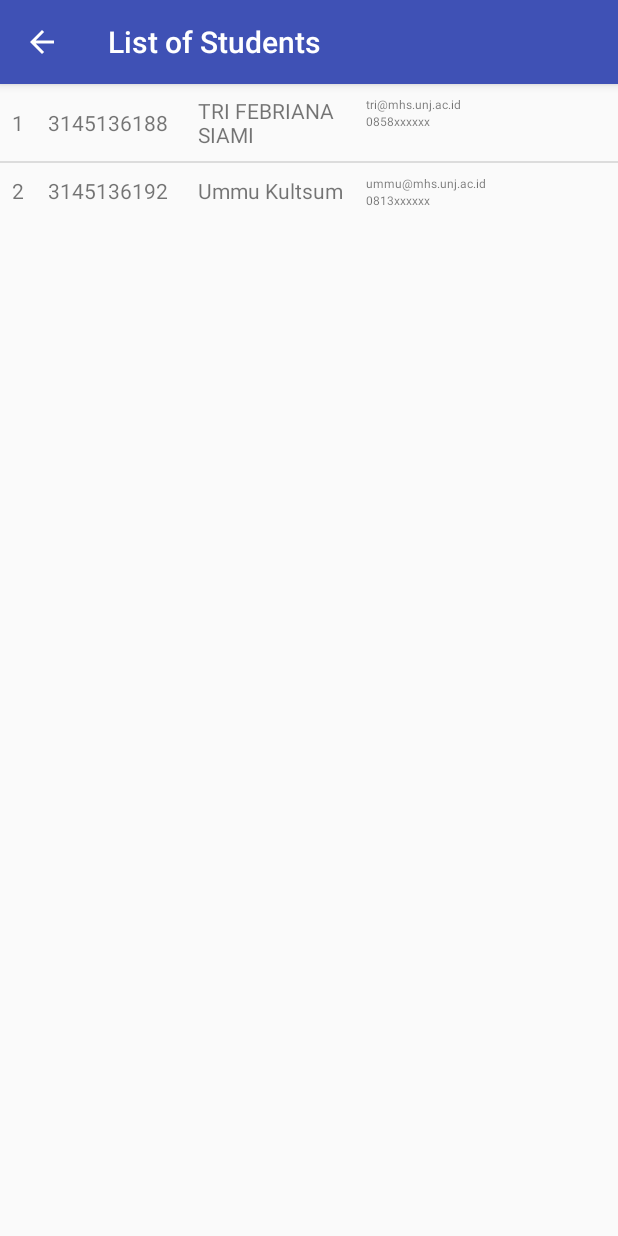
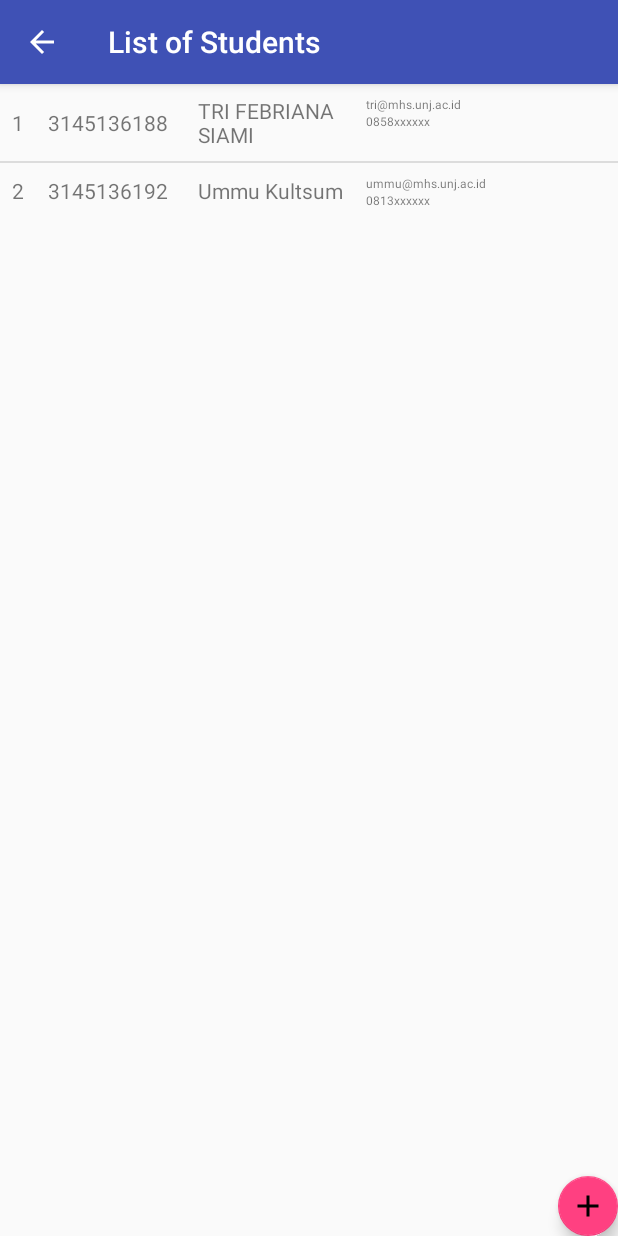
Before and after one commit to mekas/PracticeAdapter, an Android app: the StudentActivity screen opened directly, with no data from a screen before it, on a phone screen of 412 x 824 dp. Run offline under Robolectric (Android 15) with nearby library versions, the phone set to English and light mode, and no system bars.

Commit message:
start phase2

```diff
--- a/app/build.gradle
+++ b/app/build.gradle
@@ -5,7 +5,7 @@ android {
     buildToolsVersion "24.0.1"
     defaultConfig {
         applicationId "com.example.pustikom.adapterplay"
-        minSdkVersion 15
+        minSdkVersion 16
         targetSdkVersion 24
         versionCode 1
         versionName "1.0"
@@ -26,4 +26,5 @@ dependencies {
     })
     compile 'com.android.support:appcompat-v7:24.2.1'
     testCompile 'junit:junit:4.12'
+    compile 'com.android.support:design:24.2.1'
 }
--- a/app/src/main/res/layout/list_view.xml
+++ b/app/src/main/res/layout/list_view.xml
@@ -1,10 +1,26 @@
 <?xml version="1.0" encoding="utf-8"?>
-<LinearLayout xmlns:android="http://schemas.android.com/apk/res/android"
+<RelativeLayout xmlns:android="http://schemas.android.com/apk/res/android"
+    xmlns:app="http://schemas.android.com/apk/res-auto"
     android:orientation="vertical" android:layout_width="match_parent"
     android:layout_height="match_parent">
 
     <ListView
         android:layout_width="match_parent"
         android:layout_height="wrap_content"
+        android:layout_alignParentTop="true"
+        android:layout_alignParentLeft="true"
         android:id="@+id/list_item"/>
-</LinearLayout>
+
+    <android.support.design.widget.FloatingActionButton
+        android:layout_width="wrap_content"
+        android:layout_height="wrap_content"
+        android:clickable="true"
+        app:fabSize="mini"
+
+        android:layout_alignParentBottom="true"
+        android:layout_alignParentRight="true"
+        android:id="@+id/floatingActionButton"
+        app:srcCompat="@drawable/ic_add_black_24dp"
+        app:rippleColor="?attr/actionModeSplitBackground" />
+
+</RelativeLayout>
--- a/app/src/main/res/values/colors.xml
+++ b/app/src/main/res/values/colors.xml
@@ -8,6 +8,6 @@
     <color name="category_student">#FD4E09</color>
 
     <!-- Background color for the family members category -->
-    <color name="category_lecturer">#37A237</color>
+    <color name="category_lecturer">#37a237</color>
 
 </resources>
```
Also changed, not shown: app/src/main/res/layout/activity_edit_student.xml (added, +66 -0 lines), app/src/main/res/values/styles.xml (+9 -0 lines), app/src/main/res/drawable-hdpi/ic_add_black_24dp.png (added), app/src/main/res/drawable-hdpi/ic_clear_black_24dp.png (added), app/src/main/res/drawable-hdpi/ic_done_black_24dp.png (added), app/src/main/res/drawable-mdpi/ic_add_black_24dp.png (added), app/src/main/res/drawable-mdpi/ic_clear_black_24dp.png (added), app/src/main/res/drawable-mdpi/ic_done_black_24dp.png (added), app/src/main/res/drawable-xhdpi/ic_add_black_24dp.png (added), app/src/main/res/drawable-xhdpi/ic_clear_black_24dp.png (added), app/src/main/res/drawable-xhdpi/ic_done_black_24dp.png (added), app/src/main/res/drawable-xxhdpi/ic_add_black_24dp.png (added), app/src/main/res/drawable-xxhdpi/ic_clear_black_24dp.png (added), app/src/main/res/drawable-xxhdpi/ic_done_black_24dp.png (added), 3 more files.
